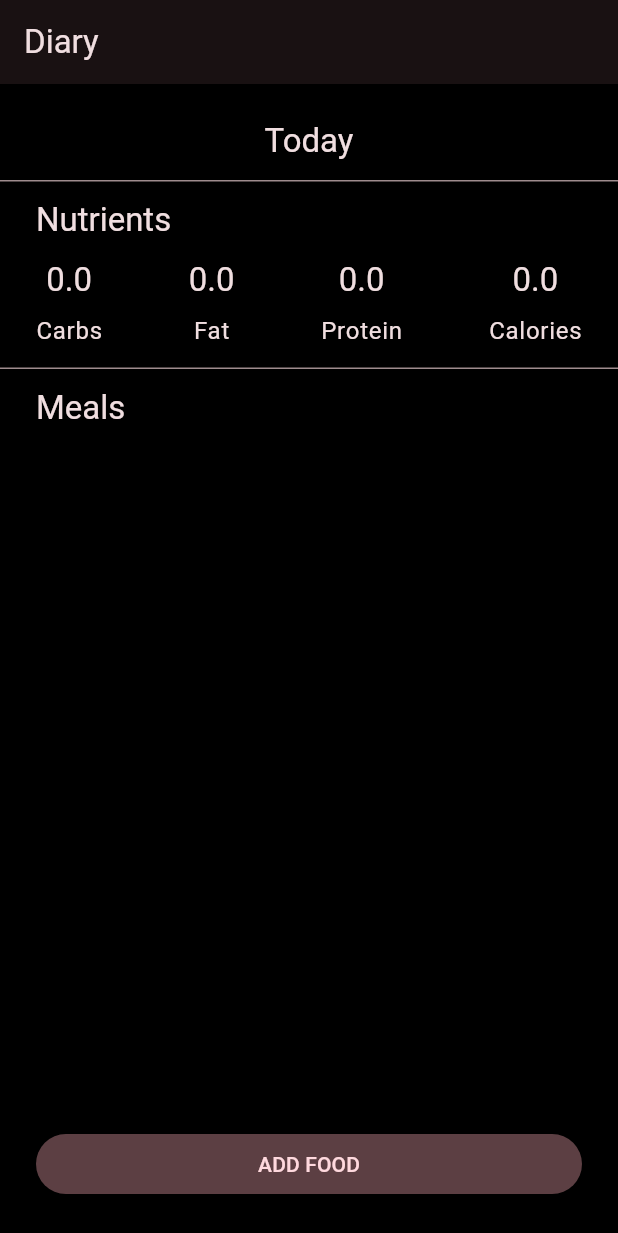
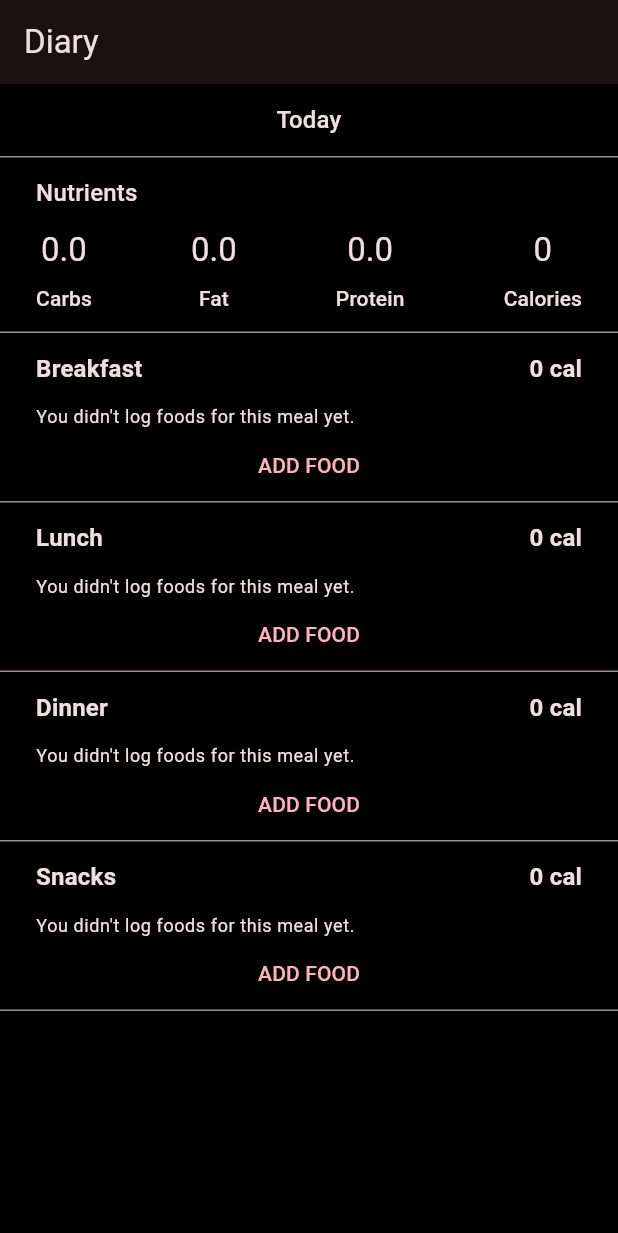
Before and after one commit to elenaconache/calorietracker, a Flutter app: the screen it shows after launch, on a phone screen of 412 x 824 dp. Shown: the top 1233 px of the screen. Run offline on Flutter 3.47's test engine with Material 2 defaults, Android fonts, the phone set to English and light mode, and no system bars; our stand-ins replace dio, flutter_svg, get_it, retrofit; missing offline and left inert: dio_cache_interceptor, dio_cache_interceptor_hive_store; accounts and stored records are empty; generated files the repository leaves out were written again.

Commit message:
[sc-40] add meals to diary create empty add food screen, add meals to diary screen

```diff
--- a/lib/app/main.dart
+++ b/lib/app/main.dart
@@ -1,7 +1,9 @@
 import 'package:calorietracker/app/dependency_injection.dart';
+import 'package:calorietracker/features/add_food/add_food_view.dart';
 import 'package:calorietracker/features/diary/diary_view.dart';
 import 'package:calorietracker/features/food_search/food_search_view.dart';
 import 'package:calorietracker/generated/l10n.dart';
+import 'package:calorietracker/models/meal.dart';
 import 'package:calorietracker/navigation/routes.dart';
 import 'package:flutter/material.dart';
 import 'package:flutter_localizations/flutter_localizations.dart';
@@ -25,7 +27,7 @@ class MyApp extends StatelessWidget {
     return MaterialApp(
       title: 'Calorie tracker',
       initialRoute: Routes.diary.path,
-      routes: {Routes.diary.path: (context) => const DiaryView(), Routes.foodSearch.path: (context) => const FoodSearchView()},
+      onGenerateRoute: _onGenerateRoute,
       localizationsDelegates: const [
         S.delegate,
         GlobalMaterialLocalizations.delegate,
@@ -45,4 +47,19 @@ class MyApp extends StatelessWidget {
       themeMode: ThemeMode.dark,
     );
   }
+
+  Route? _onGenerateRoute(RouteSettings settings) {
+    final matchingRoute = Routes.values.firstWhere((route) => route.path == settings.name, orElse: () => Routes.unknown);
+    final args = settings.arguments;
+    switch (matchingRoute) {
+      case Routes.diary:
+        return MaterialPageRoute(builder: (context) => const DiaryView());
+      case Routes.foodSearch:
+        return MaterialPageRoute(builder: (context) => FoodSearchView(meal: args as Meal));
+      case Routes.addFood:
+        return MaterialPageRoute(builder: (context) => AddFoodView(meal: args as Meal));
+      default:
+        return null;
+    }
+  }
 }
--- /dev/null
+++ b/lib/features/add_food/add_food_view.dart
@@ -0,0 +1,18 @@
+import 'package:calorietracker/models/meal.dart';
+import 'package:calorietracker/ui/strings.dart';
+import 'package:flutter/material.dart';
+
+class AddFoodView extends StatelessWidget {
+  final Meal meal;
+
+  const AddFoodView({super.key, required this.meal});
+
+  @override
+  Widget build(BuildContext context) {
+    return Scaffold(
+      appBar: AppBar(
+        title: Text(AppStrings.addFoodLabel),
+      ),
+    );
+  }
+}
--- a/lib/features/diary/diary_view.dart
+++ b/lib/features/diary/diary_view.dart
@@ -1,5 +1,8 @@
 import 'package:calorietracker/app/dependency_injection.dart';
+import 'package:calorietracker/features/diary/meal_title.dart';
+import 'package:calorietracker/features/diary/no_logged_foods_message.dart';
 import 'package:calorietracker/features/diary/nutrient_item.dart';
+import 'package:calorietracker/models/meal.dart';
 import 'package:calorietracker/navigation/routes.dart';
 import 'package:calorietracker/service/diary_service.dart';
 import 'package:calorietracker/ui/components/app_divider.dart';
@@ -22,12 +25,12 @@ class DiaryView extends StatelessWidget {
       ),
       body: CustomScrollView(
         slivers: [
-          const SliverPadding(padding: EdgeInsets.only(top: 24)),
+          const SliverPadding(padding: EdgeInsets.only(top: 12)),
           SliverToBoxAdapter(
               child: Text(
             AppStrings.todayTitle,
             textAlign: TextAlign.center,
-            style: Theme.of(context).textTheme.titleLarge,
+            style: Theme.of(context).textTheme.titleMedium,
           )),
           const SliverPadding(padding: EdgeInsets.only(top: 12)),
           const SliverToBoxAdapter(
@@ -38,8 +41,8 @@ class DiaryView extends StatelessWidget {
               padding: const EdgeInsets.symmetric(horizontal: 24),
               sliver: SliverToBoxAdapter(
                   child: Text(
-                AppStrings.nutrientsLabel,
-                style: Theme.of(context).textTheme.titleLarge,
+                    AppStrings.nutrientsLabel,
+                style: Theme.of(context).textTheme.titleMedium,
               ))),
           const SliverPadding(padding: EdgeInsets.only(top: 12)),
           SliverPadding(
@@ -50,51 +53,108 @@ class DiaryView extends StatelessWidget {
                   builder: (context, value, child) => Row(
                         mainAxisAlignment: MainAxisAlignment.spaceBetween,
                         children: [
-                          NutrientItem(value: diaryService.todayNutritionalInfo.carbohydrates ?? 0, name: AppStrings.carbsLabel),
-                          NutrientItem(value: diaryService.todayNutritionalInfo.fat ?? 0, name: AppStrings.fatLabel),
-                          NutrientItem(value: diaryService.todayNutritionalInfo.protein ?? 0, name: AppStrings.proteinLabel),
-                          NutrientItem(value: diaryService.todayNutritionalInfo.calories ?? 0, name: AppStrings.caloriesLabel),
+                          NutrientItem(
+                              formattedValue: diaryService.todayNutritionalInfo.carbohydrates?.toStringAsFixed(1) ?? '0.0',
+                              name: AppStrings.carbsLabel),
+                          NutrientItem(formattedValue: diaryService.todayNutritionalInfo.fat?.toStringAsFixed(1) ?? '0.0', name: AppStrings.fatLabel),
+                          NutrientItem(
+                              formattedValue: diaryService.todayNutritionalInfo.protein?.toStringAsFixed(1) ?? '0.0', name: AppStrings.proteinLabel),
+                          NutrientItem(
+                              formattedValue: diaryService.todayNutritionalInfo.calories?.toStringAsFixed(0) ?? '0', name: AppStrings.caloriesLabel),
                         ],
                       )),
             ),
           ),
           const SliverPadding(padding: EdgeInsets.only(top: 12)),
-          const SliverToBoxAdapter(
-            child: AppDivider(),
-          ),
+          const SliverToBoxAdapter(child: AppDivider()),
           const SliverPadding(padding: EdgeInsets.only(top: 12)),
           SliverPadding(
               padding: const EdgeInsets.symmetric(horizontal: 24),
               sliver: SliverToBoxAdapter(
-                  child: Text(
-                AppStrings.mealsLabel,
-                style: Theme.of(context).textTheme.titleLarge,
+                  child: MealTitle(
+                mealCalories: 0,
+                mealLabel: AppStrings.breakfastLabel,
               ))),
           const SliverPadding(padding: EdgeInsets.only(top: 12)),
-          SliverFillRemaining(
-              hasScrollBody: false,
-              child: Align(
-                  alignment: Alignment.bottomCenter,
-                  child: Padding(
-                      padding: const EdgeInsets.symmetric(horizontal: 24),
-                      child: Padding(
-                          padding: const EdgeInsets.only(bottom: 24),
-                          child: SizedBox(
-                              width: double.infinity,
-                              child: FilledButton.tonal(
-                                onPressed: () => _openSearchFoodScreen(context),
-                                child: Text(
-                                  AppStrings.addFoodLabel.toUpperCase(),
-                                ),
-                              )))))),
+          const SliverPadding(padding: EdgeInsets.symmetric(horizontal: 24), sliver: SliverToBoxAdapter(child: NoLoggedFoodsMessage())),
+          SliverPadding(
+            padding: const EdgeInsets.symmetric(horizontal: 24),
+            sliver: SliverToBoxAdapter(
+                child: Center(
+                    child: TextButton(
+              onPressed: () => _openSearchFoodScreen(context, Meal.breakfast),
+              child: Text(AppStrings.addFoodLabel.toUpperCase()),
+            ))),
+          ),
+          const SliverToBoxAdapter(child: AppDivider()),
+          const SliverPadding(padding: EdgeInsets.only(top: 12)),
+          SliverPadding(
+              padding: const EdgeInsets.symmetric(horizontal: 24),
+              sliver: SliverToBoxAdapter(
+                  child: MealTitle(
+                mealCalories: 0,
+                mealLabel: AppStrings.lunchLabel,
+              ))),
+          const SliverPadding(padding: EdgeInsets.only(top: 12)),
+          const SliverPadding(padding: EdgeInsets.symmetric(horizontal: 24), sliver: SliverToBoxAdapter(child: NoLoggedFoodsMessage())),
+          SliverPadding(
+            padding: const EdgeInsets.symmetric(horizontal: 24),
+            sliver: SliverToBoxAdapter(
+                child: Center(
+                    child: TextButton(
+              onPressed: () => _openSearchFoodScreen(context, Meal.lunch),
+              child: Text(AppStrings.addFoodLabel.toUpperCase()),
+            ))),
+          ),
+          const SliverToBoxAdapter(child: AppDivider()),
+          const SliverPadding(padding: EdgeInsets.only(top: 12)),
+          SliverPadding(
+              padding: const EdgeInsets.symmetric(horizontal: 24),
+              sliver: SliverToBoxAdapter(
+                  child: MealTitle(
+                mealCalories: 0,
+                mealLabel: AppStrings.dinnerLabel,
+              ))),
+          const SliverPadding(padding: EdgeInsets.only(top: 12)),
+          const SliverPadding(padding: EdgeInsets.symmetric(horizontal: 24), sliver: SliverToBoxAdapter(child: NoLoggedFoodsMessage())),
+          SliverPadding(
+            padding: const EdgeInsets.symmetric(horizontal: 24),
+            sliver: SliverToBoxAdapter(
+                child: Center(
+                    child: TextButton(
+              onPressed: () => _openSearchFoodScreen(context, Meal.dinner),
+              child: Text(AppStrings.addFoodLabel.toUpperCase()),
+            ))),
+          ),
+          const SliverToBoxAdapter(child: AppDivider()),
+          const SliverPadding(padding: EdgeInsets.only(top: 12)),
+          SliverPadding(
+              padding: const EdgeInsets.symmetric(horizontal: 24),
+              sliver: SliverToBoxAdapter(
+                  child: MealTitle(
+                mealCalories: 0,
+                mealLabel: AppStrings.snacksLabel,
+              ))),
+          const SliverPadding(padding: EdgeInsets.only(top: 12)),
+          const SliverPadding(padding: EdgeInsets.symmetric(horizontal: 24), sliver: SliverToBoxAdapter(child: NoLoggedFoodsMessage())),
+          SliverPadding(
+            padding: const EdgeInsets.symmetric(horizontal: 24),
+            sliver: SliverToBoxAdapter(
+                child: Center(
+                    child: TextButton(
+              onPressed: () => _openSearchFoodScreen(context, Meal.snacks),
+              child: Text(AppStrings.addFoodLabel.toUpperCase()),
+            ))),
+          ),
+          const SliverToBoxAdapter(child: AppDivider()),
         ],
       ),
     );
   }
 
-  void _openSearchFoodScreen(BuildContext context) {
+  void _openSearchFoodScreen(BuildContext context, Meal meal) {
     if (context.mounted) {
-      Navigator.of(context).pushNamed(Routes.foodSearch.path);
+      Navigator.of(context).pushNamed(Routes.foodSearch.path, arguments: meal);
     } else {
       debugPrint('context unmounted, could not navigate to food search'); //TODO: support crashlytics
     }
--- /dev/null
+++ b/lib/features/diary/meal_title.dart
@@ -0,0 +1,24 @@
+import 'package:calorietracker/ui/strings.dart';
+import 'package:flutter/material.dart';
+
+class MealTitle extends StatelessWidget {
+  final String mealLabel;
+  final int mealCalories;
+
+  const MealTitle({super.key, required this.mealLabel, required this.mealCalories});
+
+  @override
+  Widget build(BuildContext context) {
+    return Row(children: [
+      Expanded(
+          child: Text(
+        mealLabel,
+        style: Theme.of(context).textTheme.titleMedium?.copyWith(fontWeight: FontWeight.bold),
+      )),
+      Text(
+        AppStrings.caloriesShortLabel(mealCalories),
+        style: Theme.of(context).textTheme.titleMedium?.copyWith(fontWeight: FontWeight.bold),
+      )
+    ]);
+  }
+}
--- /dev/null
+++ b/lib/features/diary/no_logged_foods_message.dart
@@ -0,0 +1,14 @@
+import 'package:calorietracker/ui/strings.dart';
+import 'package:flutter/material.dart';
+
+class NoLoggedFoodsMessage extends StatelessWidget {
+  const NoLoggedFoodsMessage({super.key});
+
+  @override
+  Widget build(BuildContext context) {
+    return Text(
+      AppStrings.noFoodLoggedMessage,
+      style: Theme.of(context).textTheme.bodySmall,
+    );
+  }
+}
--- a/lib/features/diary/nutrient_item.dart
+++ b/lib/features/diary/nutrient_item.dart
@@ -1,23 +1,23 @@
 import 'package:flutter/material.dart';
 
 class NutrientItem extends StatelessWidget {
-  final double value;
+  final String formattedValue;
   final String name;
 
-  const NutrientItem({super.key, required this.value, required this.name});
+  const NutrientItem({super.key, required this.formattedValue, required this.name});
 
   @override
   Widget build(BuildContext context) {
     return Column(
       children: [
         Text(
-          value.toString(),
+          formattedValue,
           style: Theme.of(context).textTheme.titleLarge,
         ),
         const SizedBox(height: 8),
         Text(
           name,
-          style: Theme.of(context).textTheme.bodyLarge,
+          style: Theme.of(context).textTheme.labelLarge,
         )
       ],
     );
--- a/lib/features/food_search/branded_results_section.dart
+++ b/lib/features/food_search/branded_results_section.dart
@@ -3,11 +3,14 @@ import 'package:calorietracker/features/food_search/empty_view.dart';
 import 'package:calorietracker/features/food_search/food_item.dart';
 import 'package:calorietracker/features/food_search/food_search_service.dart';
 import 'package:calorietracker/models/helpers/api_response_status.dart';
+import 'package:calorietracker/models/meal.dart';
 import 'package:calorietracker/ui/components/general_error_view.dart';
 import 'package:flutter/material.dart';
 
 class BrandedResultsSection extends StatefulWidget {
-  const BrandedResultsSection({Key? key}) : super(key: key);
+  final Meal meal;
+
+  const BrandedResultsSection({Key? key, required this.meal}) : super(key: key);
 
   @override
   State<BrandedResultsSection> createState() => _BrandedResultsSectionState();
@@ -33,7 +36,10 @@ class _BrandedResultsSectionState extends State<BrandedResultsSection> with Auto
                   : searchResponse.data!.brandedFoods.isEmpty
                       ? const EmptyView()
                       : ListView.builder(
-                          itemBuilder: (context, index) => FoodItem(foodResponse: searchResponse.data!.brandedFoods[index]),
+                          itemBuilder: (context, index) => FoodItem(
+                            foodResponse: searchResponse.data!.brandedFoods[index],
+                            meal: widget.meal,
+                          ),
                           itemCount: searchResponse.data!.brandedFoods.length,
                         );
             default:
--- a/lib/features/food_search/common_results_section.dart
+++ b/lib/features/food_search/common_results_section.dart
@@ -3,11 +3,14 @@ import 'package:calorietracker/features/food_search/empty_view.dart';
 import 'package:calorietracker/features/food_search/food_item.dart';
 import 'package:calorietracker/features/food_search/food_search_service.dart';
 import 'package:calorietracker/models/helpers/api_response_status.dart';
+import 'package:calorietracker/models/meal.dart';
 import 'package:calorietracker/ui/components/general_error_view.dart';
 import 'package:flutter/material.dart';
 
 class CommonResultsSection extends StatefulWidget {
-  const CommonResultsSection({super.key});
+  final Meal meal;
+
+  const CommonResultsSection({super.key, required this.meal});
 
   @override
   State<CommonResultsSection> createState() => _CommonResultsSectionState();
@@ -33,7 +36,7 @@ class _CommonResultsSectionState extends State<CommonResultsSection> with Automa
                   : searchResponse.data!.commonFoods.isEmpty
                       ? const EmptyView()
                       : ListView.builder(
-                          itemBuilder: (context, index) => FoodItem(foodResponse: searchResponse.data!.commonFoods[index]),
+                itemBuilder: (context, index) => FoodItem(foodResponse: searchResponse.data!.commonFoods[index], meal: widget.meal),
                           itemCount: searchResponse.data!.commonFoods.length,
                         );
             default:
--- a/lib/features/food_search/food_item.dart
+++ b/lib/features/food_search/food_item.dart
@@ -1,5 +1,7 @@
 import 'package:calorietracker/app/dependency_injection.dart';
+import 'package:calorietracker/models/meal.dart';
 import 'package:calorietracker/models/nutritionix/nutritionix_food_response.dart';
+import 'package:calorietracker/navigation/routes.dart';
 import 'package:calorietracker/service/numeric_formatting_service.dart';
 import 'package:calorietracker/ui/components/app_divider.dart';
 import 'package:calorietracker/ui/strings.dart';
@@ -7,17 +9,18 @@ import 'package:flutter/material.dart';
 
 class FoodItem extends StatelessWidget {
   final NutritionixFoodResponse foodResponse;
+  final Meal meal;
 
   //TODO: create a shared model for UI and convert from either Nutritionix or private API
 
-  const FoodItem({super.key, required this.foodResponse});
+  const FoodItem({super.key, required this.foodResponse, required this.meal});
 
   @override
   Widget build(BuildContext context) {
     final numericFormatter = locator<NumericFormattingService>();
     return Material(
         child: InkWell(
-            onTap: () {},
+            onTap: () => _navigateToAddFood(context),
             child: Ink(
                 decoration: BoxDecoration(
                     color: Theme.of(context).scaffoldBackgroundColor,
@@ -58,4 +61,6 @@ class FoodItem extends StatelessWidget {
                       ])
                     ])))));
   }
+
+  void _navigateToAddFood(BuildContext context) => Navigator.pushNamed(context, Routes.addFood.path, arguments: meal);
 }
--- a/lib/features/food_search/food_search_view.dart
+++ b/lib/features/food_search/food_search_view.dart
@@ -2,12 +2,15 @@ import 'package:calorietracker/app/dependency_injection.dart';
 import 'package:calorietracker/app/main.dart';
 import 'package:calorietracker/features/food_search/food_search_service.dart';
 import 'package:calorietracker/features/food_search/search_results_section.dart';
+import 'package:calorietracker/models/meal.dart';
 import 'package:calorietracker/ui/strings.dart';
 import 'package:flutter/material.dart';
 import 'package:flutter_svg/flutter_svg.dart';
 
 class FoodSearchView extends StatefulWidget {
-  const FoodSearchView({super.key});
+  final Meal meal;
+
+  const FoodSearchView({super.key, required this.meal});
 
   @override
   State<FoodSearchView> createState() => _FoodSearchViewState();
@@ -78,7 +81,7 @@ class _FoodSearchViewState extends State<FoodSearchView> {
                   onPressed: () {},
                 )
               ])),
-          const Expanded(child: SearchResultsSection()),
+          Expanded(child: SearchResultsSection(meal: widget.meal)),
         ],
       ),
     );
--- a/lib/features/food_search/search_results_section.dart
+++ b/lib/features/food_search/search_results_section.dart
@@ -1,11 +1,14 @@
 import 'package:calorietracker/features/food_search/branded_results_section.dart';
 import 'package:calorietracker/features/food_search/common_results_section.dart';
 import 'package:calorietracker/features/food_search/powered_by_nutritionix_wrapper.dart';
+import 'package:calorietracker/models/meal.dart';
 import 'package:calorietracker/ui/strings.dart';
 import 'package:flutter/material.dart';
 
 class SearchResultsSection extends StatefulWidget {
-  const SearchResultsSection({Key? key}) : super(key: key);
+  final Meal meal;
+
+  const SearchResultsSection({Key? key, required this.meal}) : super(key: key);
 
   @override
   State<SearchResultsSection> createState() => _SearchResultsSectionState();
@@ -41,9 +44,9 @@ class _SearchResultsSectionState extends State<SearchResultsSection> with Single
         controller: _tabController,
       ),
       Expanded(
-          child: TabBarView(controller: _tabController, children: const [
-        PoweredByNutritionixWrapper(child: CommonResultsSection()),
-        PoweredByNutritionixWrapper(child: BrandedResultsSection()),
+          child: TabBarView(controller: _tabController, children: [
+        PoweredByNutritionixWrapper(child: CommonResultsSection(meal: widget.meal)),
+        PoweredByNutritionixWrapper(child: BrandedResultsSection(meal: widget.meal)),
       ]))
     ]);
   }
--- a/lib/l10n/intl_en.arb
+++ b/lib/l10n/intl_en.arb
@@ -29,5 +29,18 @@
   },
   "commonLabel": "Common",
   "brandedLabel": "Branded",
-  "noResultsTitle": "There were no results matching your search"
+  "noResultsTitle": "There were no results matching your search",
+  "breakfastLabel": "Breakfast",
+  "lunchLabel": "Lunch",
+  "dinnerLabel": "Dinner",
+  "snacksLabel": "Snacks",
+  "noFoodLoggedMessage": "You didn't log foods for this meal yet.",
+  "caloriesShortLabel": "{calories} cal",
+  "@caloriesShortLabel": {
+    "placeholder": {
+      "calories": {
+        "type": "int"
+      }
+    }
+  }
 }
--- /dev/null
+++ b/lib/models/meal.dart
@@ -0,0 +1,6 @@
+enum Meal {
+  breakfast,
+  lunch,
+  dinner,
+  snacks;
+}
--- a/lib/navigation/routes.dart
+++ b/lib/navigation/routes.dart
@@ -1,6 +1,8 @@
 enum Routes {
   diary('/'),
-  foodSearch('/foodSearch');
+  foodSearch('/foodSearch'),
+  addFood('addFood'),
+  unknown('/unknown');
 
   final String path;
 
--- a/lib/ui/strings.dart
+++ b/lib/ui/strings.dart
@@ -35,4 +35,16 @@ class AppStrings {
   static String get brandedLabel => S.current.brandedLabel;
 
   static String get noResultsTitle => S.current.noResultsTitle;
+
+  static String get breakfastLabel => S.current.breakfastLabel;
+
+  static String get lunchLabel => S.current.lunchLabel;
+
+  static String get dinnerLabel => S.current.dinnerLabel;
+
+  static String get snacksLabel => S.current.snacksLabel;
+
+  static String get noFoodLoggedMessage => S.current.noFoodLoggedMessage;
+
+  static String caloriesShortLabel(int calories) => S.current.caloriesShortLabel(calories);
 }
```
Also changed, not shown: lib/generated/intl/messages_en.dart, lib/generated/l10n.dart.
